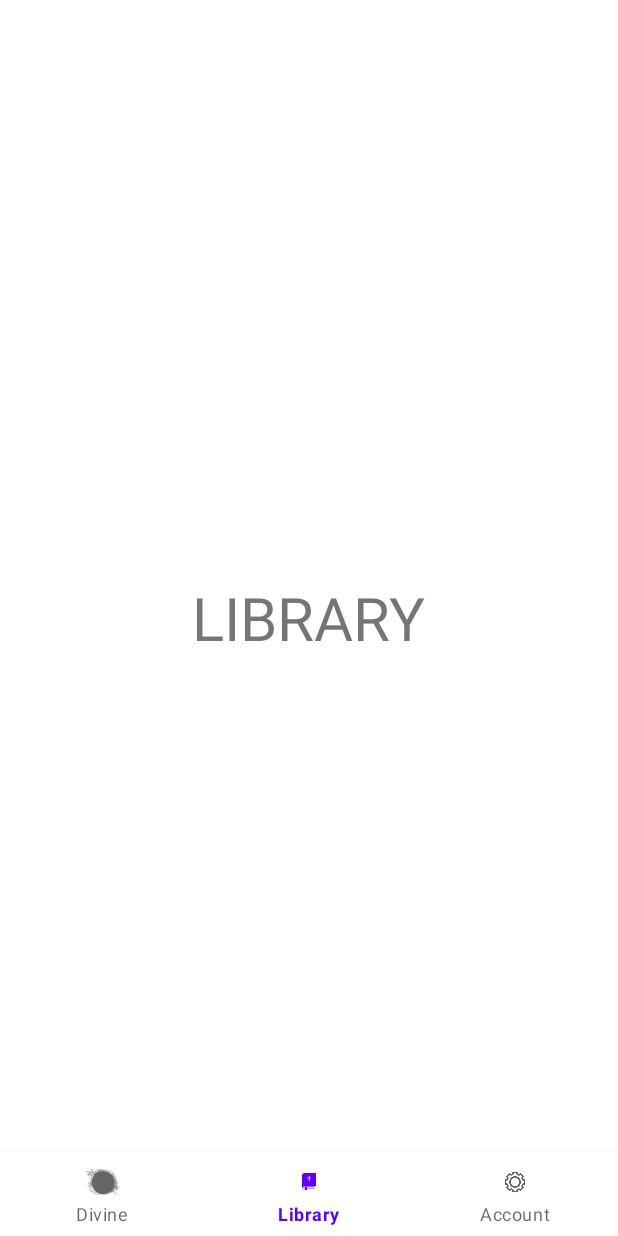
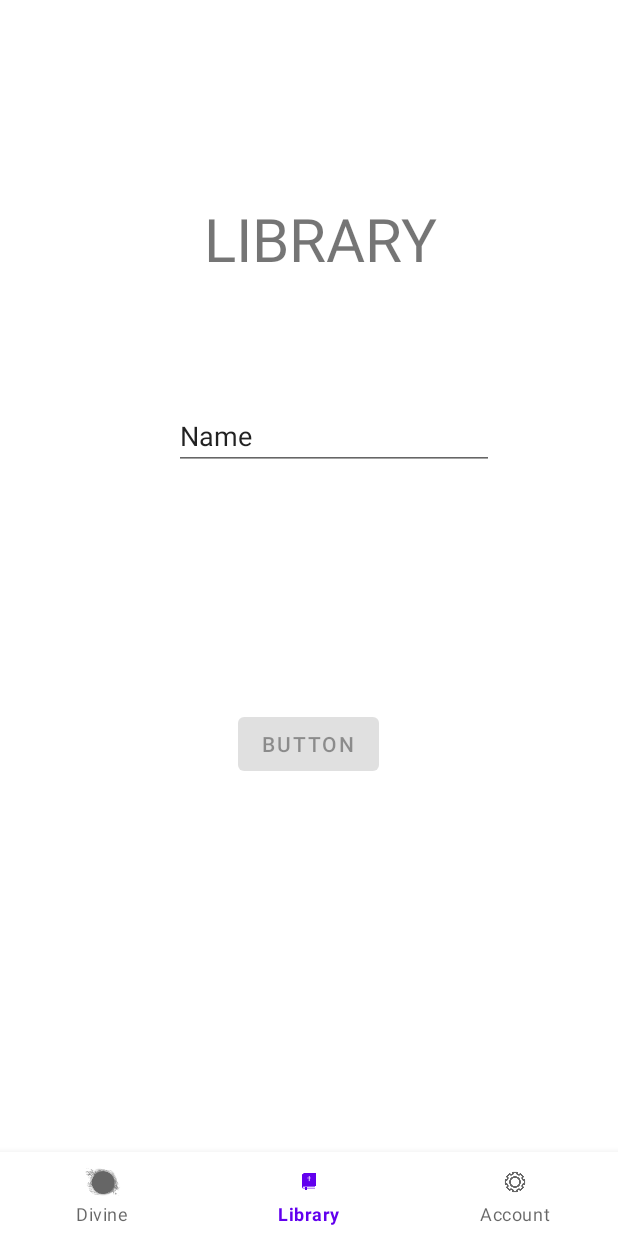
Before and after one commit to RedSuper228/USD, an Android app: the screen it shows after launch (MainActivity), item 2 of the bottom bar chosen, on a phone screen of 412 x 824 dp. Run offline under Robolectric (Android 15) with nearby library versions, the phone set to English and light mode, and no system bars; our stand-ins replace Firebase (no records; nobody signed in at launch, a user with empty details on screens opened directly).

Commit message:
adding ronny branch

```diff
--- a/app/build.gradle
+++ b/app/build.gradle
@@ -22,6 +22,9 @@ android {
             proguardFiles getDefaultProguardFile('proguard-android-optimize.txt'), 'proguard-rules.pro'
         }
     }
+    viewBinding{
+        enabled = true
+    }
     compileOptions {
         sourceCompatibility JavaVersion.VERSION_1_8
         targetCompatibility JavaVersion.VERSION_1_8
@@ -34,6 +37,7 @@ dependencies {
     implementation 'com.google.android.material:material:1.5.0'
     implementation 'androidx.constraintlayout:constraintlayout:2.1.3'
     implementation 'androidx.legacy:legacy-support-v4:1.0.0'
+    implementation 'com.google.firebase:firebase-storage:20.0.1'
     testImplementation 'junit:junit:4.+'
     androidTestImplementation 'androidx.test.ext:junit:1.1.3'
     androidTestImplementation 'androidx.test.espresso:espresso-core:3.4.0'
--- a/app/src/main/java/com/example/usd/LibraryFragment.java
+++ b/app/src/main/java/com/example/usd/LibraryFragment.java
@@ -1,64 +1,56 @@
 package com.example.usd;
 
+import com.example.usd.databinding.FragmentLibraryBinding;
+import com.google.firebase.database.DatabaseReference;
+import com.google.firebase.database.FirebaseDatabase;
+import com.google.firebase.storage.FirebaseStorage;
+import com.google.firebase.storage.StorageReference;
+
+import android.content.Intent;
 import android.os.Bundle;
-
-import androidx.fragment.app.Fragment;
-
 import android.view.LayoutInflater;
 import android.view.View;
 import android.view.ViewGroup;
+import android.widget.Toast;
+import androidx.annotation.NonNull;
+import androidx.annotation.Nullable;
+import androidx.fragment.app.Fragment;
 
-/**
- * A simple {@link Fragment} subclass.
- * Use the {@link LibraryFragment#newInstance} factory method to
- * create an instance of this fragment.
- */
-public class LibraryFragment extends Fragment {
 
-    // TODO: Rename parameter arguments, choose names that match
-    // the fragment initialization parameters, e.g. ARG_ITEM_NUMBER
-    private static final String ARG_PARAM1 = "param1";
-    private static final String ARG_PARAM2 = "param2";
+public class LibraryFragment extends Fragment implements View.OnClickListener {
+    FragmentLibraryBinding binding;
+    DatabaseReference db_ref;
+    StorageReference storage_ref;
 
-    // TODO: Rename and change types of parameters
-    private String mParam1;
-    private String mParam2;
-
-    public LibraryFragment() {
-        // Required empty public constructor
-    }
-
-    /**
-     * Use this factory method to create a new instance of
-     * this fragment using the provided parameters.
-     *
-     * @param param1 Parameter 1.
-     * @param param2 Parameter 2.
-     * @return A new instance of fragment LibraryFragment.
-     */
-    // TODO: Rename and change types and number of parameters
-    public static LibraryFragment newInstance(String param1, String param2) {
-        LibraryFragment fragment = new LibraryFragment();
-        Bundle args = new Bundle();
-        args.putString(ARG_PARAM1, param1);
-        args.putString(ARG_PARAM2, param2);
-        fragment.setArguments(args);
-        return fragment;
-    }
-
-    @Override
-    public void onCreate(Bundle savedInstanceState) {
-        super.onCreate(savedInstanceState);
-        if (getArguments() != null) {
-            mParam1 = getArguments().getString(ARG_PARAM1);
-            mParam2 = getArguments().getString(ARG_PARAM2);
-        }
-    }
 
     @Override
     public View onCreateView(LayoutInflater inflater, ViewGroup container,
                              Bundle savedInstanceState) {
         // Inflate the layout for this fragment
-        return inflater.inflate(R.layout.fragment_library, container, false);
+        binding = FragmentLibraryBinding.inflate(inflater, container, false);
+        return binding.getRoot();
+    }
+
+    @Override
+    public void onViewCreated(@NonNull View view, @Nullable Bundle savedInstanceState) {
+        binding.etPdf.setOnClickListener(this);
+        binding.btnPdf.setEnabled(false);
+
+        storage_ref = FirebaseStorage.getInstance().getReference();
+        db_ref = FirebaseDatabase.getInstance().getReference("uploadPDF");
+    }
+
+    @Override
+    public void onClick(View view) {
+        if (view == binding.etPdf) {
+            //Toast.makeText(getActivity(), "bla bla", Toast.LENGTH_SHORT).show();
+            selectPDF();
+        }
+    }
+
+    private void selectPDF() {
+        //pick file from storage
+        Intent intent = new Intent();
+
     }
 }
--- a/app/src/main/res/layout/fragment_library.xml
+++ b/app/src/main/res/layout/fragment_library.xml
@@ -1,16 +1,44 @@
 <?xml version="1.0" encoding="utf-8"?>
-<RelativeLayout xmlns:android="http://schemas.android.com/apk/res/android"
+<androidx.constraintlayout.widget.ConstraintLayout xmlns:android="http://schemas.android.com/apk/res/android"
+    xmlns:app="http://schemas.android.com/apk/res-auto"
     xmlns:tools="http://schemas.android.com/tools"
     android:layout_width="match_parent"
     android:layout_height="match_parent"
     tools:context=".DivineFragment">
 
     <!-- TODO: Update blank fragment layout -->
+
     <TextView
-        android:textSize="40dp"
-        android:layout_centerInParent="true"
         android:layout_width="wrap_content"
         android:layout_height="wrap_content"
-        android:text="LIBRARY" />
+        android:layout_marginStart="136dp"
+        android:layout_marginTop="132dp"
+        android:text="LIBRARY"
+        android:textSize="40dp"
+        app:layout_constraintStart_toStartOf="parent"
+        app:layout_constraintTop_toTopOf="parent" />
 
-</RelativeLayout>
+    <EditText
+        android:id="@+id/et_pdf"
+        android:layout_width="wrap_content"
+        android:layout_height="wrap_content"
+        android:layout_marginStart="116dp"
+        android:layout_marginTop="268dp"
+        android:ems="10"
+        android:inputType="textPersonName"
+        android:text="Name"
+        app:layout_constraintStart_toStartOf="parent"
+        app:layout_constraintTop_toTopOf="parent" />
+
+    <Button
+        android:id="@+id/btn_pdf"
+        android:layout_width="wrap_content"
+        android:layout_height="wrap_content"
+        android:layout_marginBottom="304dp"
+        android:text="Button"
+        app:layout_constraintBottom_toBottomOf="parent"
+        app:layout_constraintEnd_toEndOf="parent"
+        app:layout_constraintHorizontal_bias="0.498"
+        app:layout_constraintStart_toStartOf="parent" />
+
+</androidx.constraintlayout.widget.ConstraintLayout>
```
Also changed, not shown: app/src/main/java/com/example/usd/PutPdf.java (added, +30 -0 lines), 1 other file.
